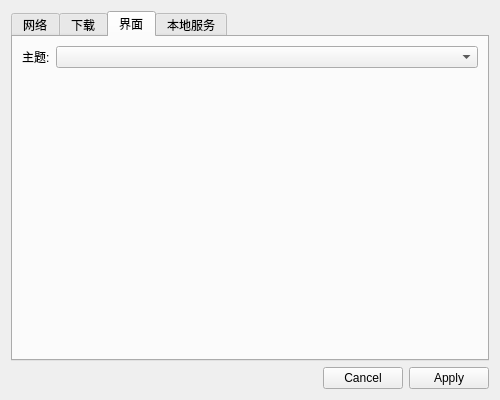
Before: the Qt Designer form settingsdialog.ui in programming666/Downloader, drawn with Qt 5.
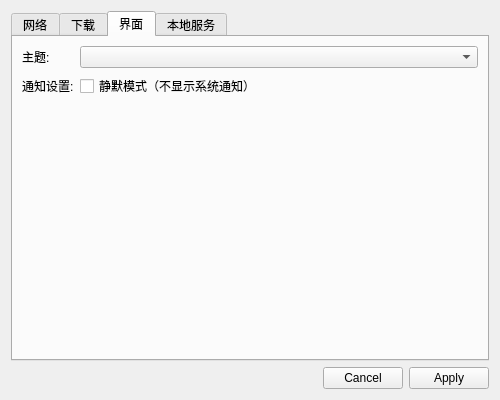
After: the same form once the commit is applied. The open tabs and pages were chosen to show the change.

The edit to the form file:
```diff
--- a/settingsdialog.ui
+++ b/settingsdialog.ui
@@ -168,6 +168,20 @@
        <item row="0" column="1">
         <widget class="QComboBox" name="themeComboBox"/>
        </item>
+       <item row="1" column="0">
+        <widget class="QLabel" name="silentModeLabel">
+         <property name="text">
+          <string>通知设置:</string>
+         </property>
+        </widget>
+       </item>
+       <item row="1" column="1">
+        <widget class="QCheckBox" name="silentModeCheckBox">
+         <property name="text">
+          <string>静默模式（不显示系统通知）</string>
+         </property>
+        </widget>
+       </item>
       </layout>
      </widget>
      <widget class="QWidget" name="localServerTab">
```
